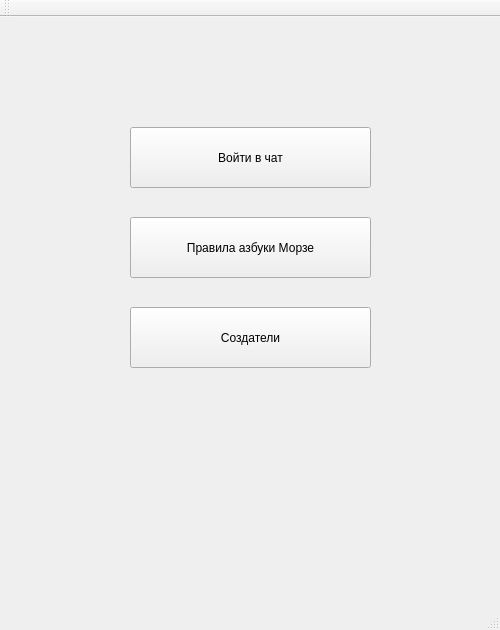
First picture: the form in Chat/mainwindow.ui, repository AnCap-60/MorseChat, before the edit.
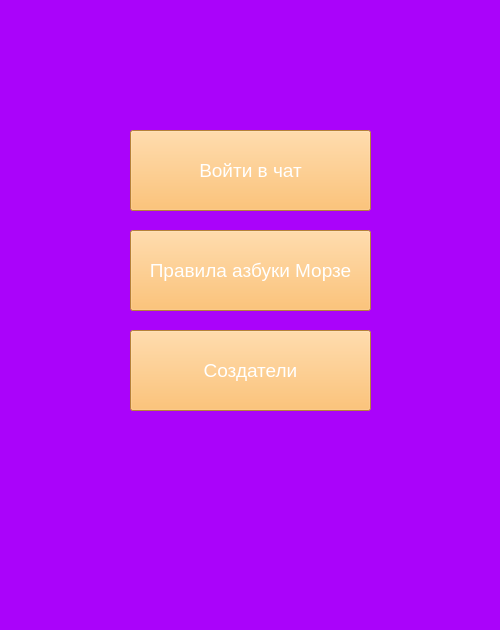
Second picture: the form after the edit.

The edit to the form file:
```diff
--- a/Chat/mainwindow.ui
+++ b/Chat/mainwindow.ui
@@ -25,16 +25,28 @@
   <property name="windowTitle">
    <string>Чат</string>
   </property>
+  <property name="styleSheet">
+   <string notr="true">background-color:rgb(170, 3, 250);</string>
+  </property>
   <widget class="QWidget" name="centralWidget">
    <widget class="QPushButton" name="enterButton">
     <property name="geometry">
      <rect>
       <x>130</x>
-      <y>110</y>
+      <y>130</y>
       <width>241</width>
-      <height>61</height>
+      <height>81</height>
      </rect>
     </property>
+    <property name="font">
+     <font>
+      <pointsize>14</pointsize>
+     </font>
+    </property>
+    <property name="styleSheet">
+     <string notr="true">background-color:rgb(255,180,80);
+color:white;</string>
+    </property>
     <property name="text">
      <string>Войти в чат</string>
     </property>
@@ -43,11 +55,20 @@
     <property name="geometry">
      <rect>
       <x>130</x>
-      <y>290</y>
+      <y>330</y>
       <width>241</width>
-      <height>61</height>
+      <height>81</height>
      </rect>
     </property>
+    <property name="font">
+     <font>
+      <pointsize>14</pointsize>
+     </font>
+    </property>
+    <property name="styleSheet">
+     <string notr="true">background-color:rgb(255,180,80);
+color:white;</string>
+    </property>
     <property name="text">
      <string>Создатели</string>
     </property>
@@ -56,35 +77,25 @@
     <property name="geometry">
      <rect>
       <x>130</x>
-      <y>200</y>
+      <y>230</y>
       <width>241</width>
-      <height>61</height>
+      <height>81</height>
      </rect>
     </property>
+    <property name="font">
+     <font>
+      <pointsize>14</pointsize>
+     </font>
+    </property>
+    <property name="styleSheet">
+     <string notr="true">background-color:rgb(255,180,80);
+color:white;</string>
+    </property>
     <property name="text">
      <string>Правила азбуки Морзе</string>
     </property>
    </widget>
   </widget>
-  <widget class="QMenuBar" name="menuBar">
-   <property name="geometry">
-    <rect>
-     <x>0</x>
-     <y>0</y>
-     <width>500</width>
-     <height>21</height>
-    </rect>
-   </property>
-  </widget>
-  <widget class="QToolBar" name="mainToolBar">
-   <attribute name="toolBarArea">
-    <enum>TopToolBarArea</enum>
-   </attribute>
-   <attribute name="toolBarBreak">
-    <bool>false</bool>
-   </attribute>
-  </widget>
-  <widget class="QStatusBar" name="statusBar"/>
  </widget>
  <layoutdefault spacing="6" margin="11"/>
  <resources/>
```
